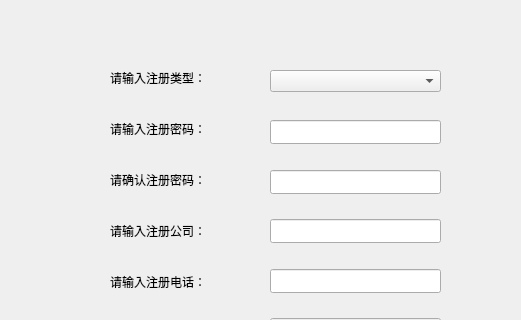
First picture: the form in UI_Files/SignIn.ui, repository ZxxWs/CA_System, before the edit; both pictures show x 0 to 521 and y 0 to 320 of the 760 by 531 pixel window.
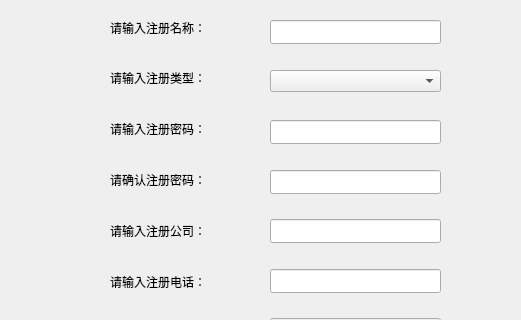
Second picture: the form after the edit.

Patch:
```diff
--- a/UI_Files/SignIn.ui
+++ b/UI_Files/SignIn.ui
@@ -213,6 +213,29 @@
     </rect>
    </property>
   </widget>
+  <widget class="QLabel" name="LabelName">
+   <property name="geometry">
+    <rect>
+     <x>110</x>
+     <y>20</y>
+     <width>120</width>
+     <height>16</height>
+    </rect>
+   </property>
+   <property name="text">
+    <string>请输入注册名称：</string>
+   </property>
+  </widget>
+  <widget class="QLineEdit" name="LineEditName">
+   <property name="geometry">
+    <rect>
+     <x>270</x>
+     <y>20</y>
+     <width>171</width>
+     <height>24</height>
+    </rect>
+   </property>
+  </widget>
  </widget>
  <resources/>
  <connections/>
```
